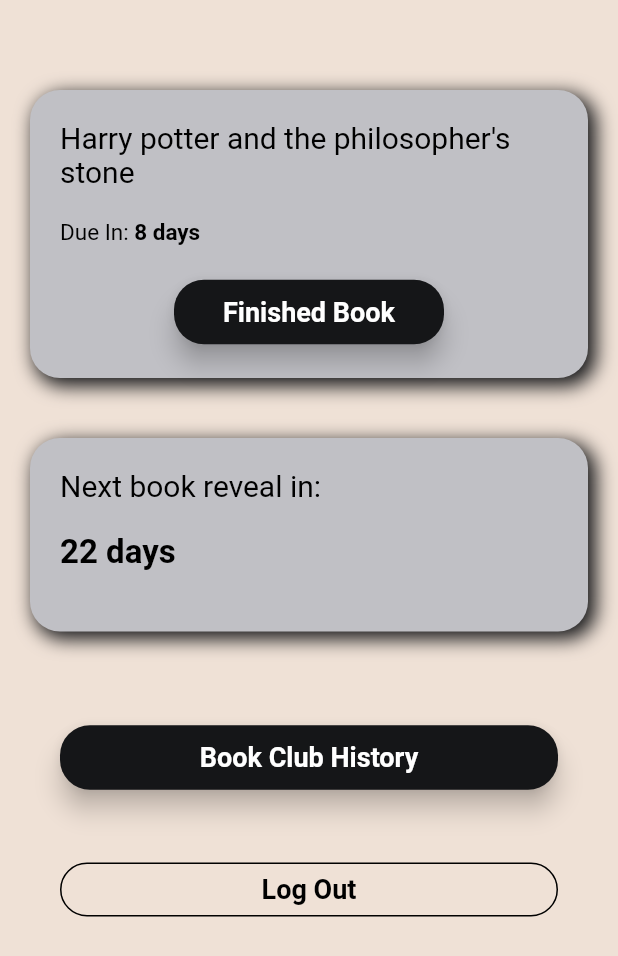
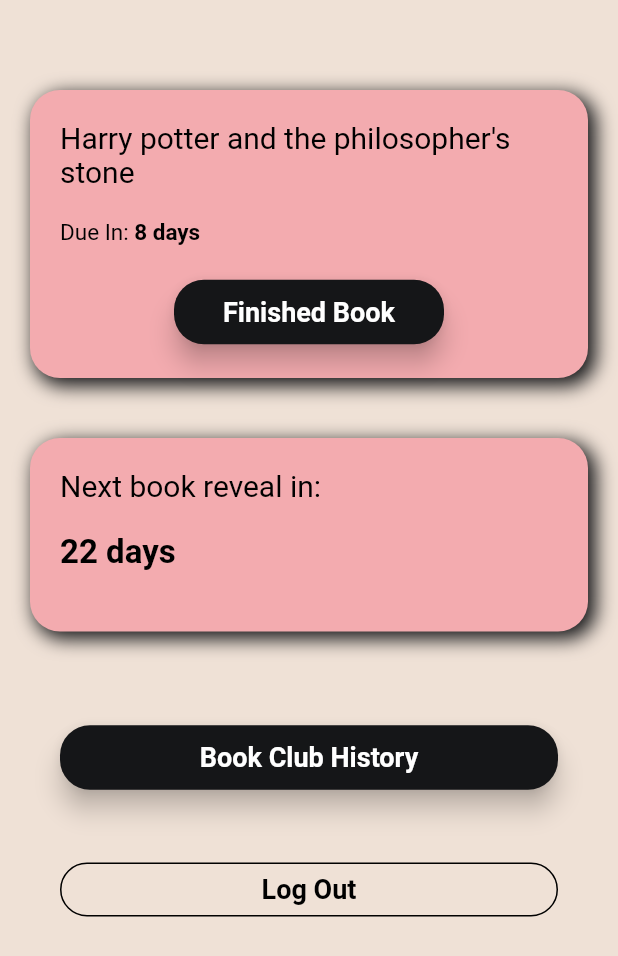
Before and after one commit to guptassara/book_club, a Flutter app: the HomeScreen screen opened directly, on a phone screen of 412 x 824 dp. Shown: the top 956 px of the screen. Run offline on Flutter 3.47's test engine with Material 2 defaults, Android fonts, the phone set to English and light mode, and no system bars; our stand-ins replace cloud_firestore, email_validator, firebase_auth, firebase_core, google_sign_in; missing offline and left inert: confirm_dialog; accounts and stored records are empty; network calls fail.

Commit message:
problems fixed

```diff
--- a/lib/Screens/Root/root.dart
+++ b/lib/Screens/Root/root.dart
@@ -1,4 +1,4 @@
-// ignore_for_file: no_leading_underscores_for_local_identifiers
+// ignore_for_file: no_leading_underscores_for_local_identifiers, implementation_imports
 
 import 'dart:developer';
 
@@ -8,7 +8,6 @@ import 'package:book_club/Screens/noGroup/noGroup.dart';
 import 'package:book_club/Screens/splashScreen/splashScreen.dart';
 import 'package:book_club/States/current_user.dart';
 import 'package:flutter/src/widgets/framework.dart';
-import 'package:flutter/src/widgets/placeholder.dart';
 import 'package:provider/provider.dart';
 
 enum AuthStatus {
--- a/lib/Screens/Signup/Localwidgets/signup_form.dart
+++ b/lib/Screens/Signup/Localwidgets/signup_form.dart
@@ -1,12 +1,10 @@
-// ignore_for_file: no_leading_underscores_for_local_identifiers, use_build_context_synchronously
+// ignore_for_file: no_leading_underscores_for_local_identifiers, use_build_context_synchronously, avoid_types_as_parameter_names, non_constant_identifier_names
 
 import 'dart:developer';
 
-import 'package:book_club/Screens/Login/Localwidgets/login_form.dart';
 import 'package:book_club/Screens/Login/login.dart';
 import 'package:book_club/Screens/Root/root.dart';
 import 'package:book_club/States/current_user.dart';
-import 'package:book_club/Widgets/google_button.dart';
 import 'package:flutter/material.dart';
 import 'package:provider/provider.dart';
 import '../../../Widgets/our_container.dart';
--- a/lib/Screens/home.dart
+++ b/lib/Screens/home.dart
@@ -1,4 +1,4 @@
-// ignore_for_file: no_leading_underscores_for_local_identifiers, use_build_context_synchronously
+// ignore_for_file: no_leading_underscores_for_local_identifiers, use_build_context_synchronously, avoid_print
 
 import 'package:book_club/Screens/Root/root.dart';
 import 'package:book_club/Screens/noGroup/noGroup.dart';
@@ -49,10 +49,10 @@ class HomeScreen extends StatelessWidget {
                       "Harry potter and the philosopher's stone",
                       style: TextStyle(fontSize: 20, color: Colors.black),
                     ),
-                    Padding(
-                      padding: const EdgeInsets.symmetric(vertical: 20.0),
+                    const Padding(
+                      padding: EdgeInsets.symmetric(vertical: 20.0),
                       child: Row(
-                        children: const [
+                        children: [
                           Text(
                             "Due In: ",
                             style: TextStyle(fontSize: 15, color: Colors.black),
@@ -75,12 +75,12 @@ class HomeScreen extends StatelessWidget {
                 ),
               ),
             ),
-            Padding(
-              padding: const EdgeInsets.all(20.0),
+            const Padding(
+              padding: EdgeInsets.all(20.0),
               child: OurContainer(
                 child: Column(
                   children: [
-                    const Align(
+                    Align(
                       alignment: Alignment.centerLeft,
                       child: Text(
                         "Next book reveal in:",
@@ -88,9 +88,9 @@ class HomeScreen extends StatelessWidget {
                       ),
                     ),
                     Padding(
-                      padding: const EdgeInsets.symmetric(vertical: 20.0),
+                      padding: EdgeInsets.symmetric(vertical: 20.0),
                       child: Row(
-                        children: const [
+                        children: [
                           Text(
                             "22 days",
                             style: TextStyle(
--- a/lib/Screens/joinGroup/joingroup.dart
+++ b/lib/Screens/joinGroup/joingroup.dart
@@ -1,3 +1,5 @@
+// ignore_for_file: prefer_final_fields, prefer_const_constructors
+
 import 'package:flutter/material.dart';
 
 class OurJoinGroup extends StatefulWidget {
@@ -17,7 +19,7 @@ class _OurJoinGroupState extends State<OurJoinGroup> {
           Padding(
             padding: EdgeInsets.all(20.0),
             child: Row(
-              children: [BackButton()],
+              children: const [BackButton()],
             ),
           ),
           Spacer(),
--- a/lib/Screens/noGroup/noGroup.dart
+++ b/lib/Screens/noGroup/noGroup.dart
@@ -13,7 +13,7 @@ class OurNoGroup extends StatelessWidget {
       Navigator.push(
         context,
         MaterialPageRoute(
-          builder: (context) => OurJoinGroup(),
+          builder: (context) => const OurJoinGroup(),
         ),
       );
     }
@@ -22,7 +22,7 @@ class OurNoGroup extends StatelessWidget {
       Navigator.push(
         context,
         MaterialPageRoute(
-          builder: (context) => OurCreateGroup(),
+          builder: (context) => const OurCreateGroup(),
         ),
       );
     }
--- a/lib/Screens/splashScreen/splashScreen.dart
+++ b/lib/Screens/splashScreen/splashScreen.dart
@@ -1,13 +1,13 @@
+// ignore_for_file: file_names
+
 import 'package:flutter/material.dart';
-import 'package:flutter/src/widgets/framework.dart';
-import 'package:flutter/src/widgets/placeholder.dart';
 
 class OurSplashScreen extends StatelessWidget {
   const OurSplashScreen({super.key});
 
   @override
   Widget build(BuildContext context) {
-    return Scaffold(
+    return const Scaffold(
       body: Center(child: Text("loading...")),
     );
   }
--- a/lib/States/current_user.dart
+++ b/lib/States/current_user.dart
@@ -3,8 +3,6 @@
 import 'dart:developer';
 
 import 'package:book_club/Services/database.dart';
-import 'package:cloud_firestore/cloud_firestore.dart';
-import 'package:cloud_firestore_platform_interface/src/timestamp.dart';
 import 'package:firebase_auth/firebase_auth.dart';
 import 'package:flutter/material.dart';
 import 'package:google_sign_in/google_sign_in.dart';
--- a/lib/Widgets/our_container.dart
+++ b/lib/Widgets/our_container.dart
@@ -10,7 +10,7 @@ class OurContainer extends StatelessWidget {
     return Container(
       padding: const EdgeInsets.all(20),
       decoration: BoxDecoration(
-        color: Theme.of(context).colorScheme.secondary,
+        color: const Color(0xffF3ABAF),
         borderRadius: BorderRadius.circular(20),
         boxShadow: const [
           BoxShadow(
```
Also changed, not shown: lib/Screens/Login/Localwidgets/login_form.dart (+4 -4 lines), lib/Screens/createGroup/createGroup.dart (+8 -6 lines), lib/Services/database.dart (+40 -1 lines).
